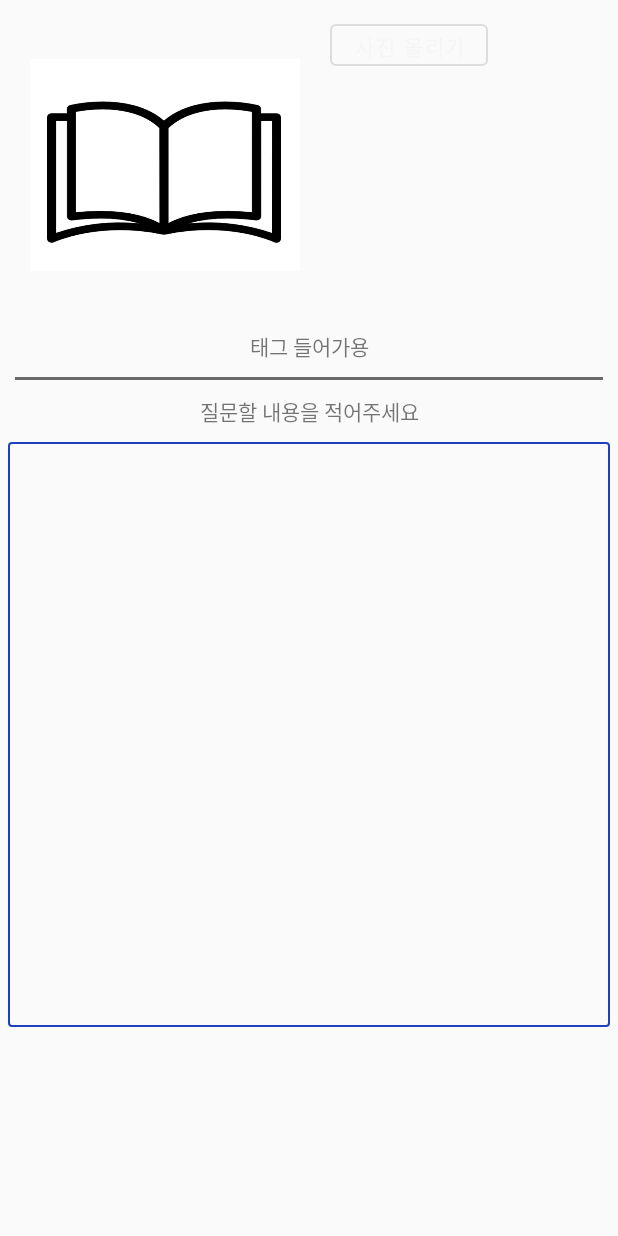
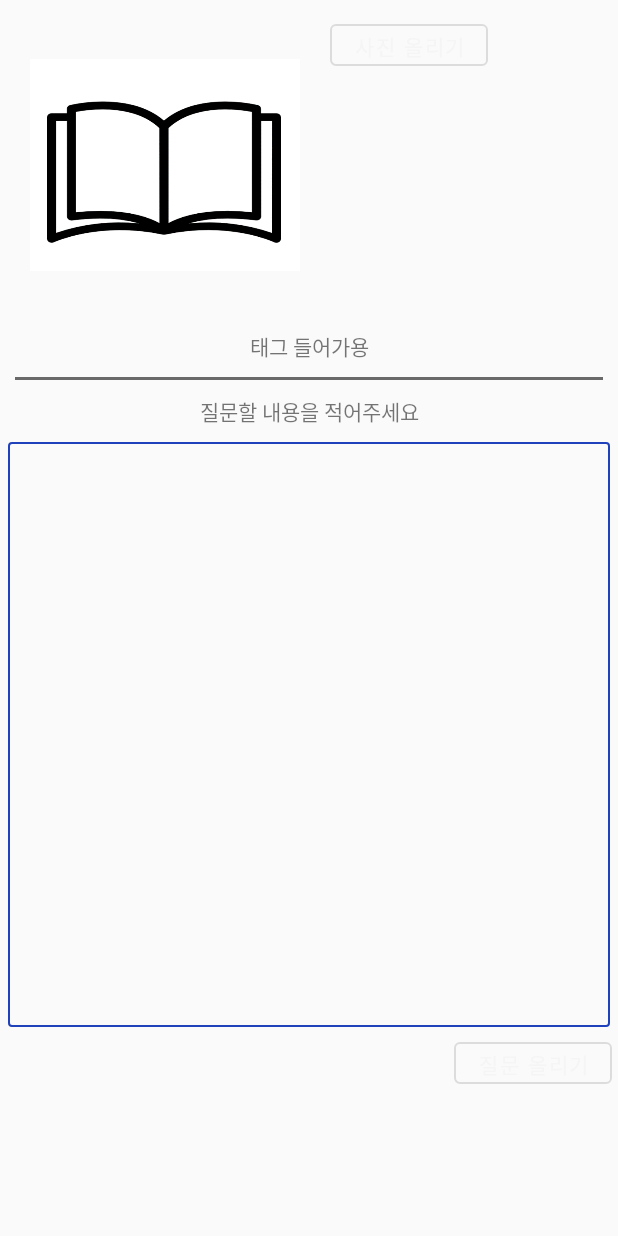
Before and after one commit to SSU-tudy/server, an Android app: the UploadPostFormat screen opened directly, with no data from a screen before it, on a phone screen of 412 x 824 dp. Run offline under Robolectric (Android 15) with nearby library versions, the phone set to English and light mode, and no system bars; our stand-ins replace Firebase (no records; nobody signed in at launch, a user with empty details on screens opened directly).

Commit message:
업로드 버튼 추가 DB 업로드 확인

```diff
--- a/app/build.gradle.kts
+++ b/app/build.gradle.kts
@@ -47,6 +47,10 @@ dependencies {
     // ML Kit 바코드 스캐너
     implementation(libs.mlkit.barcode.scanning)
 
+    //fireStore
+    implementation(libs.firebase.storage)
+
+
     // image 불러오기
     implementation("com.github.bumptech.glide:glide:4.15.0")
     annotationProcessor("com.github.bumptech.glide:compiler:4.15.0")
--- a/app/src/main/java/com/example/ssuwap/ui/book/upload/UploadBookFormat.java
+++ b/app/src/main/java/com/example/ssuwap/ui/book/upload/UploadBookFormat.java
@@ -75,10 +75,12 @@ public class UploadBookFormat extends AppCompatActivity {
 
     @Override
     protected void onCreate(Bundle savedInstanceState) {
+        Log.d("UploadBookFormat", "excute check");
         super.onCreate(savedInstanceState);
         binding = ActivityUploadBookFormatBinding.inflate(getLayoutInflater());
         setContentView(binding.getRoot());
-
+        if(binding == null) Log.d("UploadBookFormat", "binding fail");
+        Log.d("UploadBookFormat", "binding check");
         binding.scanBookButton.setOnClickListener(new View.OnClickListener() {
             @Override
             public void onClick(View view) {
--- a/app/src/main/java/com/example/ssuwap/ui/post/uploadpost/UploadPostFormat.java
+++ b/app/src/main/java/com/example/ssuwap/ui/post/uploadpost/UploadPostFormat.java
@@ -1,6 +1,10 @@
 package com.example.ssuwap.ui.post.uploadpost;
 
+import android.app.Activity;
+import android.net.Uri;
 import android.os.Bundle;
+import android.util.Log;
+import android.view.View;
 
 import androidx.activity.EdgeToEdge;
 import androidx.appcompat.app.AppCompatActivity;
@@ -8,19 +12,52 @@ import androidx.core.graphics.Insets;
 import androidx.core.view.ViewCompat;
 import androidx.core.view.WindowInsetsCompat;
 
+import com.bumptech.glide.Glide;
 import com.example.ssuwap.R;
+import com.example.ssuwap.databinding.ActivityUploadPostFormatBinding;
+import com.google.firebase.storage.FirebaseStorage;
+import com.google.firebase.storage.StorageReference;
+
+import java.util.UUID;
 
 public class UploadPostFormat extends AppCompatActivity {
+
+    private ActivityUploadPostFormatBinding binding;
 
     @Override
     protected void onCreate(Bundle savedInstanceState) {
         super.onCreate(savedInstanceState);
-        EdgeToEdge.enable(this);
-        setContentView(R.layout.activity_upload_post_format);
-        ViewCompat.setOnApplyWindowInsetsListener(findViewById(R.id.main), (v, insets) -> {
-            Insets systemBars = insets.getInsets(WindowInsetsCompat.Type.systemBars());
-            v.setPadding(systemBars.left, systemBars.top, systemBars.right, systemBars.bottom);
-            return insets;
+        binding = ActivityUploadPostFormatBinding.inflate(getLayoutInflater());
+        setContentView(binding.getRoot());
+
+        binding.uploadPostButton.setOnClickListener(new View.OnClickListener() {
+            @Override
+            public void onClick(View view) {
+                String detailPost = binding.postDetailInfo.getText().toString();
+
+                Uri imageUri = Uri.parse("android.resource://" + getPackageName() + "/" + R.mipmap.posttestimage);
+                String uriString = imageUri.toString();
+                uploadImageToFirebase(imageUri);
+            }
+        });
+
+
+    }
+
+    private void uploadImageToFirebase(Uri imageUri) {
+        // Firebase Storage 경로 설정
+        StorageReference storageRef = FirebaseStorage.getInstance().getReference("images/" + UUID.randomUUID().toString());
+
+        // 파일 업로드
+        storageRef.putFile(imageUri).addOnSuccessListener(taskSnapshot -> {
+            // 업로드 성공 시 다운로드 URL 가져오기
+            storageRef.getDownloadUrl().addOnSuccessListener(uri -> {
+                String downloadUrl = uri.toString();
+                Log.d("Firebase", "Image uploaded: " + downloadUrl);
+                // 필요시 다운로드 URL을 DB에 저장
+            });
+        }).addOnFailureListener(e -> {
+            Log.e("Firebase", "Image upload failed", e);
         });
     }
 }
--- a/app/src/main/res/layout/activity_upload_post_format.xml
+++ b/app/src/main/res/layout/activity_upload_post_format.xml
@@ -21,7 +21,7 @@
             android:padding="10dp"
             >
             <ImageView
-                android:id = "@+id/upload_bookimage"
+                android:id = "@+id/uploadImagePost"
                 android:layout_width="200dp"
                 android:layout_height="200dp"
                 android:src="@drawable/booksample"
@@ -68,6 +68,14 @@
             android:layout_marginEnd="5dp"
             android:background="@drawable/custom_edittext"/>
 
+        <com.google.android.material.button.MaterialButton
+        android:id="@+id/uploadPostButton"
+        android:layout_width="wrap_content"
+        android:layout_height="40dp"
+        android:layout_gravity="end"
+        android:layout_margin="4dp"
+        android:text="질문 올리기"
+        style="@style/Widget.MaterialComponents.Button.OutlinedButton"/>
 
     </LinearLayout>
 
--- a/gradle/libs.versions.toml
+++ b/gradle/libs.versions.toml
@@ -18,6 +18,7 @@ glide = "4.12.0"
 googleGmsGoogleServices = "4.4.2"
 firebaseAuth = "23.1.0"
 firebaseDatabase = "21.0.0"
+firebase-storage-version = "19.2.0"
 
 [libraries]
 junit = { group = "junit", name = "junit", version.ref = "junit" }
@@ -37,7 +38,7 @@ camerax-view = { group = "androidx.camera", name = "camera-view", version.ref =
 glide = { module = "com.github.bumptech.glide:glide", version.ref = "glide" }
 firebase-auth = { group = "com.google.firebase", name = "firebase-auth", version.ref = "firebaseAuth" }
 firebase-database = { group = "com.google.firebase", name = "firebase-database", version.ref = "firebaseDatabase" }
-
+firebase-storage = { module = "com.google.firebase:firebase-storage", version.ref = "firebase-storage-version" }
 
 [plugins]
 android-application = { id = "com.android.application", version.ref = "agp" }
```
Also changed, not shown: app/src/main/AndroidManifest.xml (+8 -8 lines), app/src/main/java/com/example/ssuwap/ui/book/selling/SellinglistActivity.java (+12 -6 lines), app/src/main/res/mipmap-hdpi/posttestimage.JPG (added).
